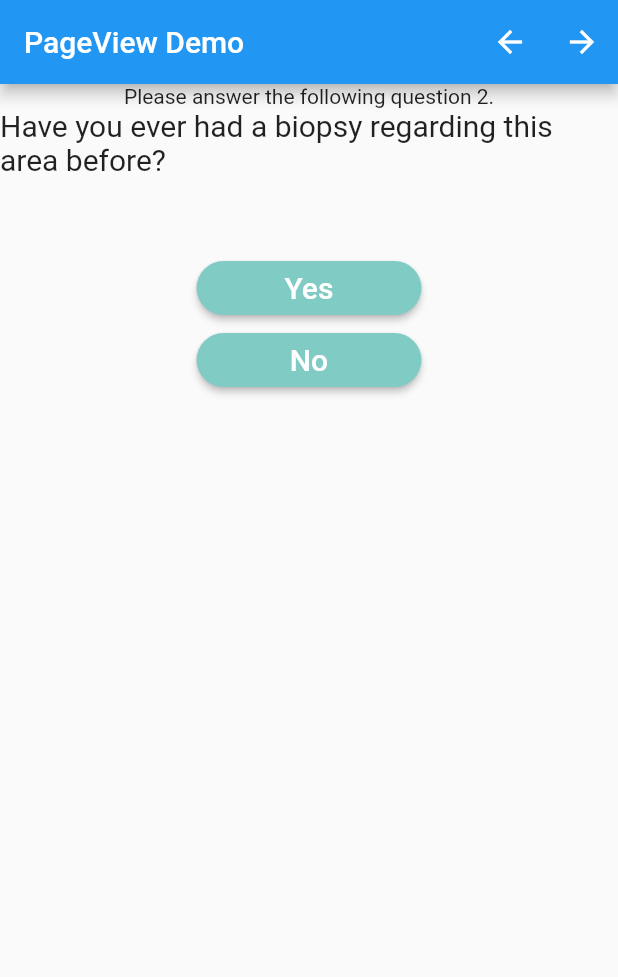
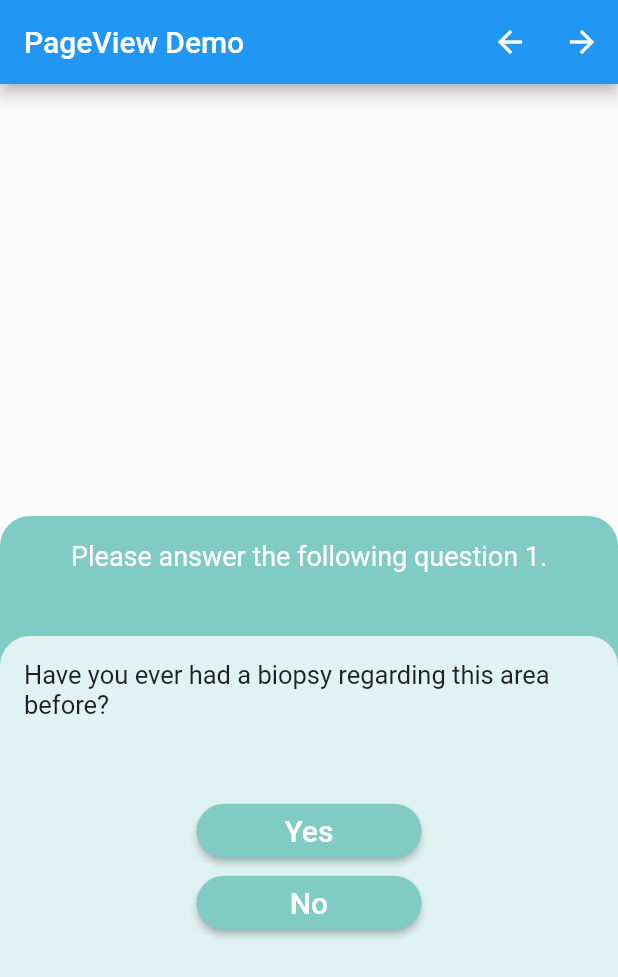
Before and after one commit to Endev-Brian-Kan/PageViewExercise, a Flutter app: the screen it shows after launch, swiped to page 2, on a phone screen of 412 x 824 dp. Shown: the top 977 px of the screen. Run offline on Flutter 3.47's test engine with Material 2 defaults, Android fonts, the phone set to English and light mode, and no system bars.

Commit message:
finished pageTemplate and updated main.dart using pageTemplate.dart

```diff
--- a/lib/main.dart
+++ b/lib/main.dart
@@ -1,5 +1,6 @@
 import 'package:flutter/material.dart';
 
+import './pageTemplate.dart';
 import './noButton.dart';
 import './yesButton.dart';
 
@@ -47,102 +48,107 @@ class _HomePageState extends State<HomePage> {
           },
           children: <Widget>[
             // PAGE 1 STARTS HERE ============================
-            Container(
-              child: Stack(
-                alignment: Alignment.bottomCenter,
-                children: <Widget>[
-                  SizedBox(height: 50),
-                  Container(
-                    width: double.infinity,
-                    height: 480,
-                    // color: Colors.teal[200],
-                    decoration: BoxDecoration(
-                      color: Colors.teal[200],
-                      borderRadius: BorderRadius.only(
-                        topLeft: const Radius.circular(20.0),
-                        topRight: const Radius.circular(20.0),
-                      ),
-                    ),
+            Pagetemplate(pageController, pageChanged),
+            // Container(
+            //   child: Stack(
+            //     alignment: Alignment.bottomCenter,
+            //     children: <Widget>[
+            //       SizedBox(height: 50),
+            //       Container(
+            //         width: double.infinity,
+            //         height: 480,
+            //         // color: Colors.teal[200],
+            //         decoration: BoxDecoration(
+            //           color: Colors.teal[200],
+            //           borderRadius: BorderRadius.only(
+            //             topLeft: const Radius.circular(20.0),
+            //             topRight: const Radius.circular(20.0),
+            //           ),
+            //         ),
 
-                    child: Container(
-                      padding: EdgeInsets.all(16.0),
-                      child: Text(
-                        "Please answer the following question 1.",
-                        textAlign: TextAlign.center,
-                        style: TextStyle(
-                          fontSize: 18,
-                          color: Colors.white,
-                        ),
-                      ),
-                    ),
-                  ),
-                  Container(
-                    padding: EdgeInsets.all(16.0),
-                    height: 400,
-                    decoration: BoxDecoration(
-                      color: Colors.teal[50],
-                      borderRadius: BorderRadius.only(
-                        topLeft: const Radius.circular(20.0),
-                        topRight: const Radius.circular(20.0),
-                      ),
-                    ),
-                    child: Column(
-                      children: <Widget>[
-                        // SizedBox(height: 50),
-                        Text(
-                          "Have you ever had a biopsy regarding this area before?",
-                          style: TextStyle(
-                            fontSize: 17,
-                          ),
-                        ),
-                        // SizedBox for space
-                        SizedBox(height: 50),
-                        Yesbutton(pageController, pageChanged),
-                        Nobutton(pageController, pageChanged),
-                      ],
-                    ),
-                  ),
-                ],
-              ),
-            ),
+            //         child: Container(
+            //           padding: EdgeInsets.all(16.0),
+            //           child: Text(
+            //             "Please answer the following question 1.",
+            //             textAlign: TextAlign.center,
+            //             style: TextStyle(
+            //               fontSize: 18,
+            //               color: Colors.white,
+            //             ),
+            //           ),
+            //         ),
+            //       ),
+            //       Container(
+            //         padding: EdgeInsets.all(16.0),
+            //         height: 400,
+            //         decoration: BoxDecoration(
+            //           color: Colors.teal[50],
+            //           borderRadius: BorderRadius.only(
+            //             topLeft: const Radius.circular(20.0),
+            //             topRight: const Radius.circular(20.0),
+            //           ),
+            //         ),
+            //         child: Column(
+            //           children: <Widget>[
+            //             // SizedBox(height: 50),
+            //             Text(
+            //               "Have you ever had a biopsy regarding this area before?",
+            //               style: TextStyle(
+            //                 fontSize: 17,
+            //               ),
+            //             ),
+            //             // SizedBox for space
+            //             SizedBox(height: 50),
+            //             Yesbutton(pageController, pageChanged),
+            //             Nobutton(pageController, pageChanged),
+            //           ],
+            //         ),
+            //       ),
+            //     ],
+            //   ),
+            // ),
             // PAGE 2 STARTS HERE ============================
-            Container(
-              child: Column(
-                children: <Widget>[
-                  Text(
-                    "Please answer the following question 2.",
-                  ),
-                  Text(
-                    "Have you ever had a biopsy regarding this area before?",
-                    style: TextStyle(
-                      fontSize: 20,
-                    ),
-                  ),
-                  SizedBox(height: 50),
-                  Yesbutton(pageController, pageChanged),
-                  Nobutton(pageController, pageChanged),
-                ],
-              ),
-            ),
+            Pagetemplate(pageController, pageChanged),
+            // Container(
+            //   child: Column(
+            //     children: <Widget>[
+            //       Text(
+            //         "Please answer the following question 2.",
+            //       ),
+            //       Text(
+            //         "Have you ever had a biopsy regarding this area before?",
+            //         style: TextStyle(
+            //           fontSize: 20,
+            //         ),
+            //       ),
+            //       SizedBox(height: 50),
+            //       Yesbutton(pageController, pageChanged),
+            //       Nobutton(pageController, pageChanged),
+            //       Pagetemplate(pageController, pageChanged),
+            //     ],
+            //   ),
+            // ),
+
             // PAGE 3 STARTS HERE ============================
-            Container(
-              child: Column(
-                children: <Widget>[
-                  Text(
-                    "Please answer the following question 3.",
-                  ),
-                  Text(
-                    "Have you ever had a biopsy regarding this area before?",
-                    style: TextStyle(
-                      fontSize: 20,
-                    ),
-                  ),
-                  SizedBox(height: 50),
-                  Yesbutton(pageController, pageChanged),
-                  Nobutton(pageController, pageChanged),
-                ],
-              ),
-            )
+            Pagetemplate(pageController, pageChanged),
+            // Container(
+            //   child: Column(
+            //     children: <Widget>[
+            //       Text(
+            //         "Please answer the following question 3.",
+            //       ),
+            //       Text(
+            //         "Have you ever had a biopsy regarding this area before?",
+            //         style: TextStyle(
+            //           fontSize: 20,
+            //         ),
+            //       ),
+            //       SizedBox(height: 50),
+            //       Yesbutton(pageController, pageChanged),
+            //       Nobutton(pageController, pageChanged),
+            //     ],
+            //   ),
+            // )
           ],
         ));
   }
--- a/lib/pageTemplate.dart
+++ b/lib/pageTemplate.dart
@@ -14,8 +14,7 @@ class Pagetemplate extends StatelessWidget {
 
   @override
   Widget build(BuildContext context) {
-    return Container(
-      child: Stack(
+    return Stack(
       alignment: Alignment.bottomCenter,
       children: <Widget>[
         SizedBox(height: 50),
@@ -70,7 +69,6 @@ class Pagetemplate extends StatelessWidget {
           ),
         ),
       ],
-      ),
     );
   }
 }
```
Lines whose indentation alone changed are shown as unchanged.
